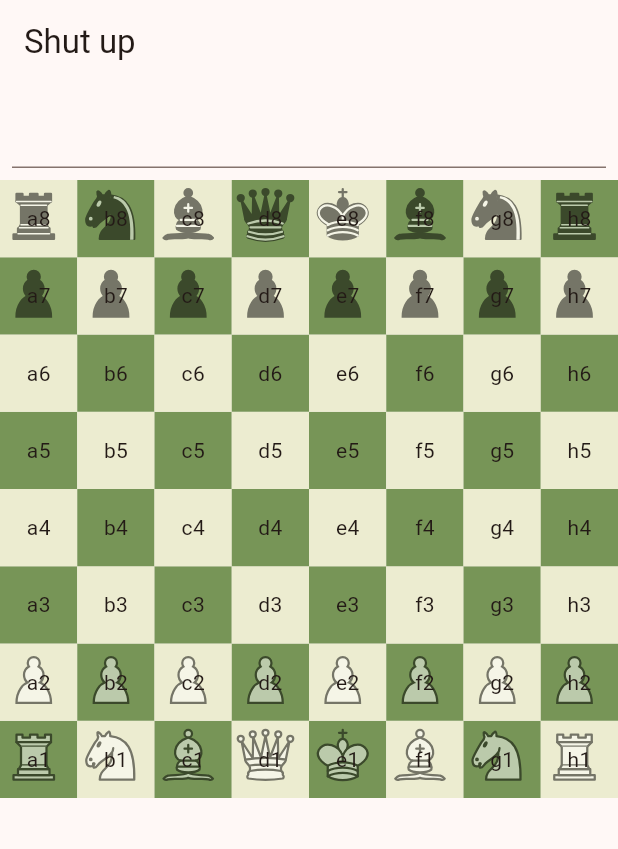
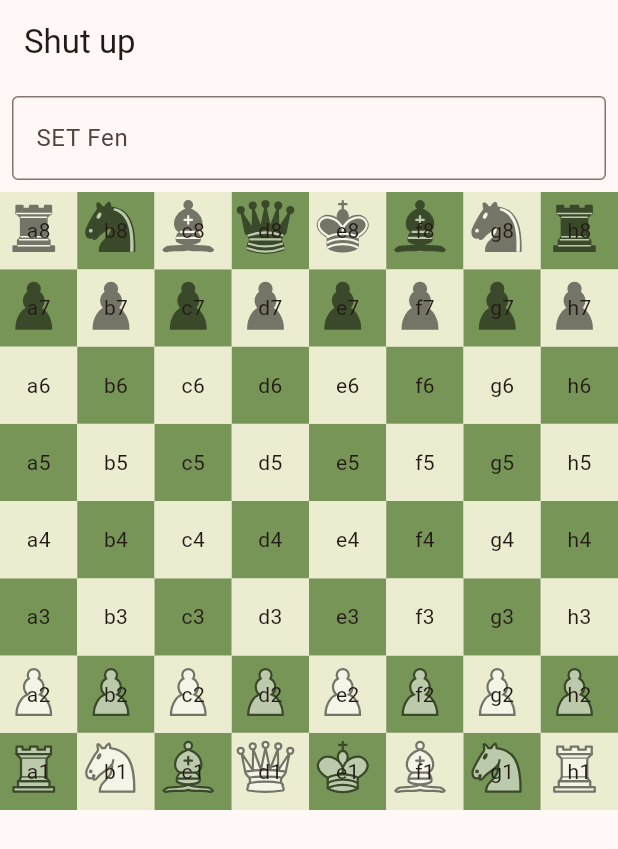
Before and after one commit to kazimdraiyan/chess_new, a Flutter app: the screen it shows after launch, on a phone screen of 412 x 824 dp. Shown: the top 849 px of the screen. Run offline on Flutter 3.47's test engine with Material 3 defaults, Android fonts, the light colour scheme and no system bars; our stand-ins replace flutter_svg.

Commit message:
add outline border to the testing text field

```diff
--- a/lib/widgets/board.dart
+++ b/lib/widgets/board.dart
@@ -30,6 +30,11 @@ class _BoardState extends State<Board> {
         Padding(
           padding: const EdgeInsets.all(8.0),
           child: TextField(
+            decoration: InputDecoration(
+              hintText: "SET Fen",
+              border: OutlineInputBorder(),
+            ),
+
             onSubmitted: (value) {
               setState(() {
                 boardManager.currentPiecePlacement =
```
